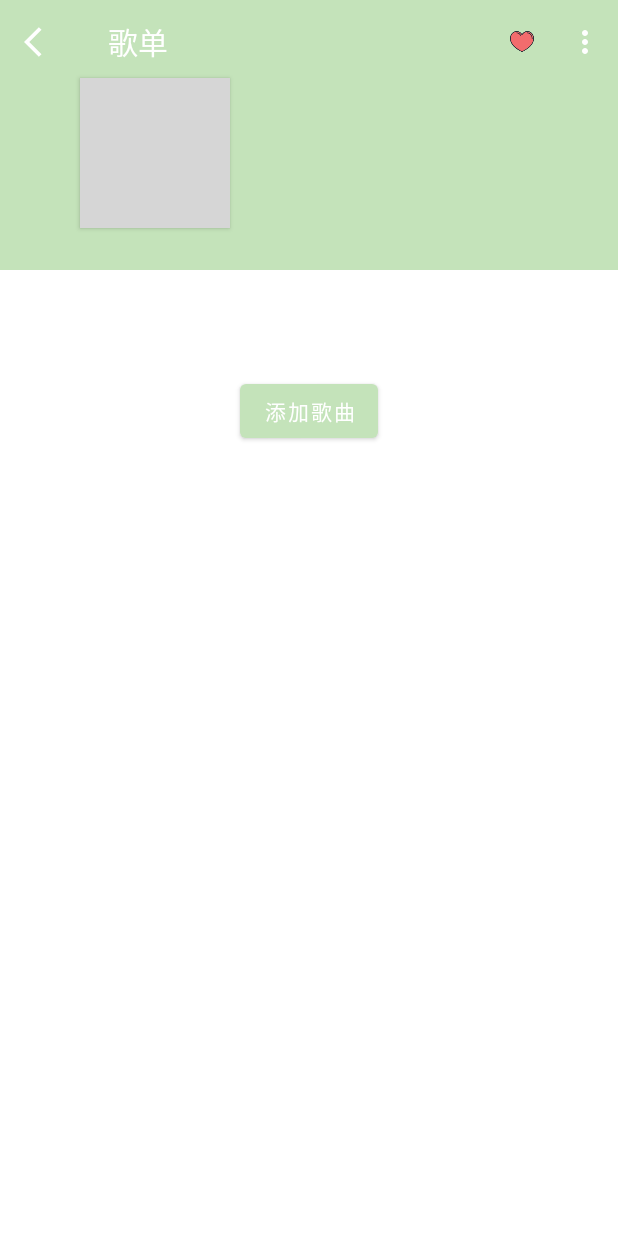
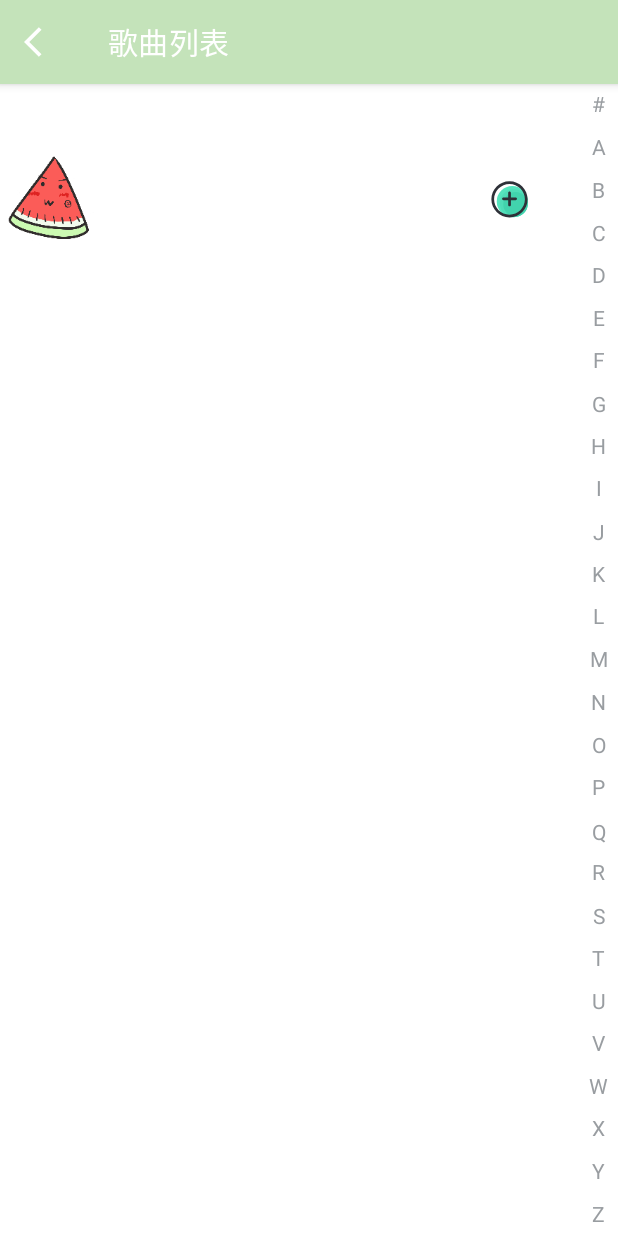
Before and after one commit to QXie12/QRAndroidMusicPlayer, an Android app: the SongListActivity screen opened directly, with no data from a screen before it, in the options menu, after a tap on "添加歌曲", on a phone screen of 412 x 824 dp. Run offline under Robolectric (Android 15) with nearby library versions, the phone set to English and light mode, and no system bars; libraries missing offline, so code that uses them is left out: com.github.stuxuhai.jpinyin; 10 statements that could not run were skipped; grey boxes are pictures that could not be loaded.

Commit message:
增加小逻辑

```diff
--- a/app/build.gradle
+++ b/app/build.gradle
@@ -56,7 +56,6 @@ dependencies {
     annotationProcessor 'com.github.bumptech.glide:compiler:4.11.0'
 
     def room_version = "2.4.2"
-
     implementation "androidx.room:room-runtime:$room_version"
     annotationProcessor "androidx.room:room-compiler:$room_version"
 
--- a/app/src/main/java/com/example/musicplayer/SongListActivity.java
+++ b/app/src/main/java/com/example/musicplayer/SongListActivity.java
@@ -300,6 +300,19 @@ public class SongListActivity extends AppCompatActivity {
         switch (item.getItemId()){
             case R.id.add_settings:
                 Log.e("添加歌曲","111");
+
+                //test
+                //todo 创建intent，打开二级页面
+                Intent myIntent = new Intent(SongListActivity.this,MusicListActivity.class);
+                //把歌单对象传给他
+                //传递数据
+                Bundle bundle = new Bundle();
+                bundle.putSerializable("SongList",(Serializable) songList);//把这个歌单对象传过去
+                myIntent.putExtras(bundle);
+                startActivity(myIntent);
+
+
+
                 return true;
             case R.id.sort_settings:
                 Log.e("选择排序方式","111");
--- a/app/src/main/java/com/example/musicplayer/adapter/RecentAdapter.java
+++ b/app/src/main/java/com/example/musicplayer/adapter/RecentAdapter.java
@@ -85,7 +85,7 @@ public class RecentAdapter extends RecyclerView.Adapter<RecentAdapter.BaseViewHo
                         RecentActivity.playByPath(musicInfoModel.getPath());
                     }
                 }
-
+                notifyItemChanged(MusicUtil.getAllRecentMusicList().size()-1,1);
                 Intent intent = new Intent();
                 intent.setClass(mContext, MusicActivity.class);
                 mContext.startActivity(intent); //打开
--- a/app/src/main/java/com/example/musicplayer/ui/recent/RecentSongFragment.java
+++ b/app/src/main/java/com/example/musicplayer/ui/recent/RecentSongFragment.java
@@ -106,6 +106,7 @@ public class RecentSongFragment extends Fragment {
 
 
         recentAdapter = new RecentAdapter(getContext(), list);
+        recentAdapter.notifyItemChanged(0);
         recyclerView.setAdapter(recentAdapter);
 
 
```
Also changed, not shown: app/src/main/java/com/example/musicplayer/MainActivity.java (+7 -2 lines), app/src/main/java/com/example/musicplayer/ui/tab/mine/MineFragment.java (+1 -6 lines).
